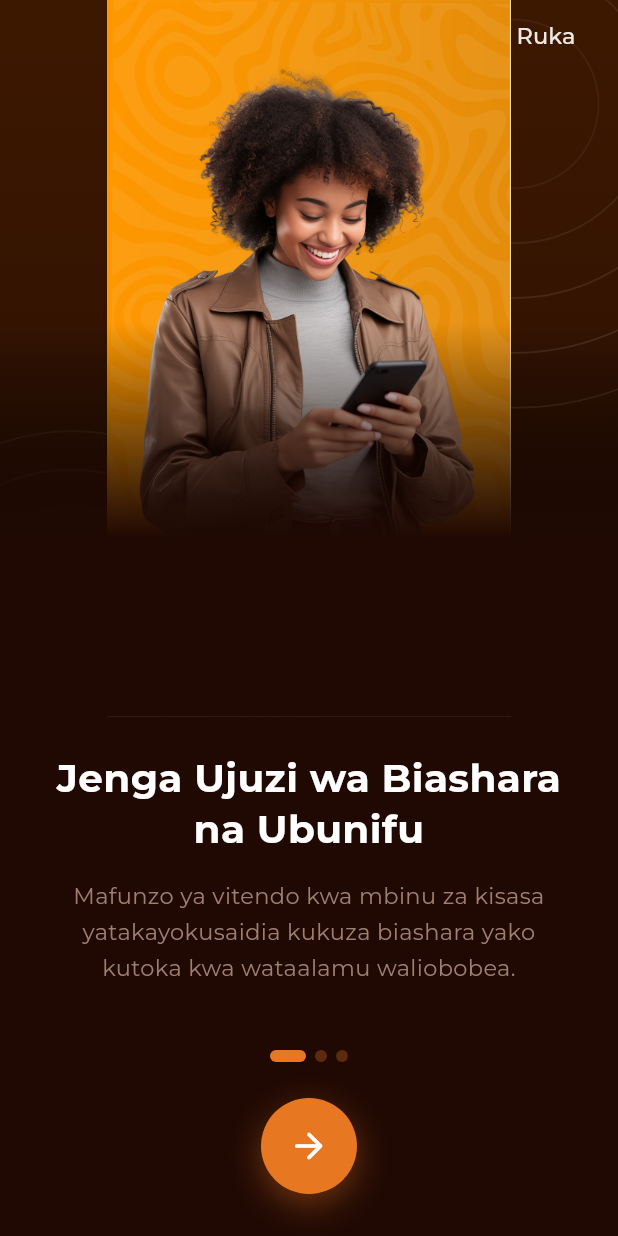
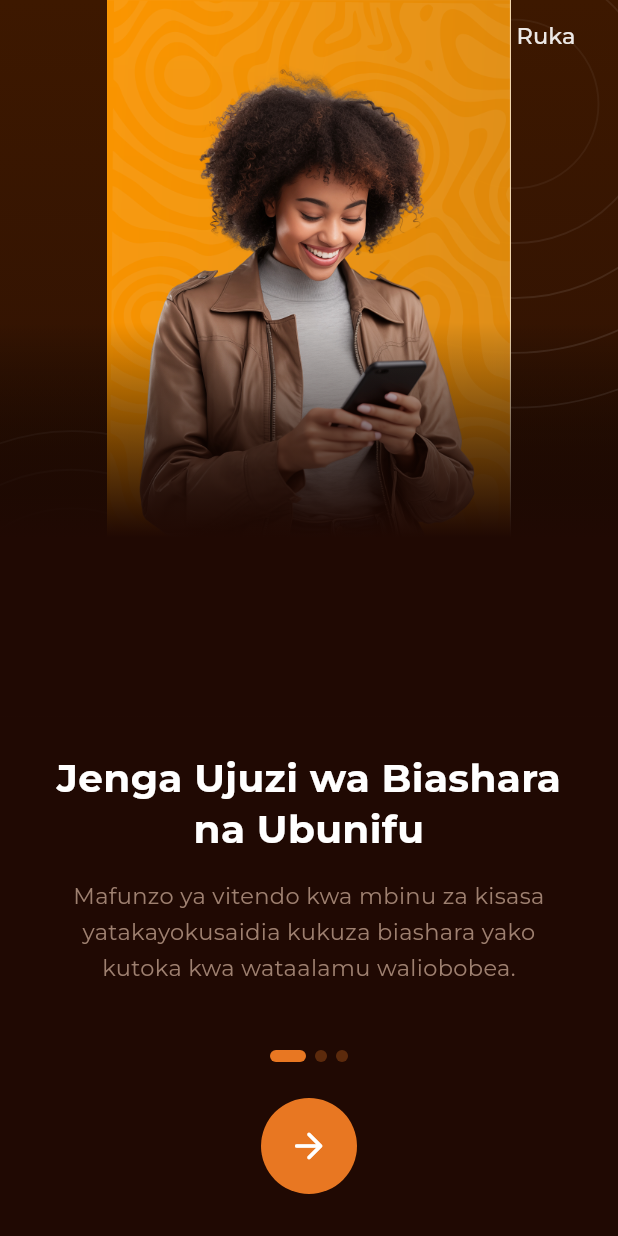
Before and after one commit to Kreative-Karakana/Karakana-App-v2, a Flutter app: the screen it shows after launch, on a phone screen of 412 x 824 dp. Run offline on Flutter 3.47's test engine with Material 3 defaults, Android fonts, the phone set to English and light mode, and no system bars; our stand-ins replace cached_network_image, dio, firebase_core, firebase_messaging, flutter_secure_storage, go_router and 11 more; accounts and stored records are empty; network calls fail.

Commit message:
fix: remove welcome arrow glow and smooth image blending

```diff
--- a/lib/features/onboarding/screens/onboarding_screen.dart
+++ b/lib/features/onboarding/screens/onboarding_screen.dart
@@ -160,6 +160,18 @@ class _OnboardingScreenState extends State<OnboardingScreen>
 
                 // Person image — bottom-aligned so it sits naturally on the edge
                 Positioned.fill(
+                  child: ShaderMask(
+                    shaderCallback: (bounds) => LinearGradient(
+                      begin: Alignment.topCenter,
+                      end: Alignment.bottomCenter,
+                      stops: const [0.0, 0.70, 1.0],
+                      colors: [
+                        Colors.white.withValues(alpha: 0.98),
+                        Colors.white.withValues(alpha: 0.96),
+                        Colors.white.withValues(alpha: 0.0),
+                      ],
+                    ).createShader(bounds),
+                    blendMode: BlendMode.dstIn,
                     child: Image.asset(
                       slide.imagePath,
                       fit: BoxFit.contain,
@@ -169,6 +181,7 @@ class _OnboardingScreenState extends State<OnboardingScreen>
                           Icons.person_rounded,
                           size: 140,
                           color: Colors.white.withValues(alpha: 0.45),
+                        ),
                       ),
                     ),
                   ),
@@ -183,6 +196,24 @@ class _OnboardingScreenState extends State<OnboardingScreen>
                         end: Alignment.bottomCenter,
                         stops: [0.45, 0.75],
                         colors: [Colors.transparent, _panelDark],
+                      ),
+                    ),
+                  ),
+                ),
+                Positioned(
+                  bottom: 0,
+                  left: 0,
+                  right: 0,
+                  child: Container(
+                    height: imageHeight * 0.20,
+                    decoration: BoxDecoration(
+                      gradient: LinearGradient(
+                        begin: Alignment.topCenter,
+                        end: Alignment.bottomCenter,
+                        colors: [
+                          _panelDark.withValues(alpha: 0.0),
+                          _panelDark.withValues(alpha: 0.75),
+                        ],
                       ),
                     ),
                   ),
@@ -373,13 +404,6 @@ class _OnboardingScreenState extends State<OnboardingScreen>
                                     decoration: BoxDecoration(
                                       color: AppColors.primary,
                                       shape: BoxShape.circle,
-                                      boxShadow: [
-                                        BoxShadow(
-                                          color: AppColors.primary.withValues(alpha: 0.38),
-                                          blurRadius: 18,
-                                          offset: const Offset(0, 7),
-                                        ),
-                                      ],
                                     ),
                                     child: const Icon(
                                       Icons.arrow_forward_rounded,
```
Lines whose indentation alone changed are shown as unchanged.
